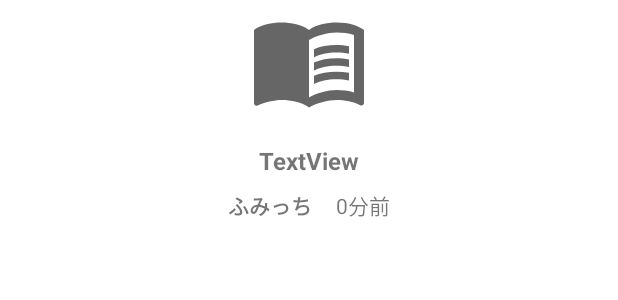
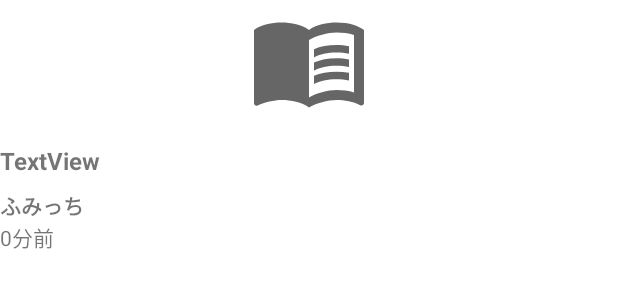
Before and after one commit to fummicc1-lit/BookShelf_LA, an Android app: the layout item_book_list.xml on its own in the app's theme, with its tools: preview values and no code run, on a phone screen of 412 x 824 dp. Shown: the top 300 px of the screen. Run offline under Robolectric (Android 15) with nearby library versions, the phone set to English and light mode, and no system bars.

Commit message:
fix: BookListLayout.

```diff
--- a/app/src/main/java/dev/fummicc1/lit/bookshelf/views/BookListAdapter.kt
+++ b/app/src/main/java/dev/fummicc1/lit/bookshelf/views/BookListAdapter.kt
@@ -47,7 +47,7 @@ class BookListAdapter(
         val timeText: String
         if (hour > 0 && hour < 24) {
             timeText = "${hour}時間前"
-        } else if (minute >= 0 && minute < 60) {
+        } else if (minute < 60) {
             timeText = "${minute}分前"
         } else {
             timeText = DateFormat.getDateInstance().format(book.updatedAt)
--- a/app/src/main/res/layout/item_book_list.xml
+++ b/app/src/main/res/layout/item_book_list.xml
@@ -7,32 +7,35 @@
 
     <ImageView
         android:id="@+id/iconImageView"
-        android:layout_width="wrap_content"
+        android:layout_width="0dp"
         android:layout_height="wrap_content"
+        android:scaleType="fitCenter"
         app:layout_constraintEnd_toEndOf="parent"
+        app:layout_constraintHorizontal_bias="0.0"
         app:layout_constraintStart_toStartOf="parent"
         app:layout_constraintTop_toTopOf="parent"
         app:srcCompat="@drawable/ic_baseline_menu_book_24" />
 
     <TextView
         android:id="@+id/titleTextView"
-        android:layout_width="wrap_content"
+        android:layout_width="0dp"
         android:layout_height="wrap_content"
         android:layout_marginTop="16dp"
         android:text="TextView"
         android:textSize="16sp"
         android:textStyle="bold"
-        app:layout_constraintEnd_toEndOf="@+id/iconImageView"
-        app:layout_constraintStart_toStartOf="@+id/iconImageView"
+        app:layout_constraintEnd_toEndOf="parent"
+        app:layout_constraintStart_toStartOf="parent"
         app:layout_constraintTop_toBottomOf="@+id/iconImageView" />
 
     <LinearLayout
-        android:layout_width="wrap_content"
+        android:layout_width="0dp"
         android:layout_height="wrap_content"
         android:layout_marginTop="8dp"
-        android:orientation="horizontal"
-        app:layout_constraintEnd_toEndOf="@+id/iconImageView"
-        app:layout_constraintStart_toStartOf="@+id/iconImageView"
+        android:orientation="vertical"
+        app:layout_constraintBottom_toBottomOf="parent"
+        app:layout_constraintEnd_toEndOf="parent"
+        app:layout_constraintStart_toStartOf="parent"
         app:layout_constraintTop_toBottomOf="@+id/titleTextView">
 
         <TextView
@@ -42,15 +45,14 @@
             android:text="ふみっち"
             android:textStyle="bold" />
 
-        <View
-            android:id="@+id/view"
-            android:layout_width="16dp"
-            android:layout_height="match_parent" />
-
         <TextView
             android:id="@+id/timeTextView"
             android:layout_width="wrap_content"
-            android:layout_height="match_parent"
+            android:layout_height="wrap_content"
+            android:lines="1"
+            android:maxLines="1"
             android:text="0分前" />
+
     </LinearLayout>
+
 </androidx.constraintlayout.widget.ConstraintLayout>
--- /dev/null
+++ b/app/src/main/res/xml/searchable.xml
@@ -0,0 +1,4 @@
+<?xml version="1.0" encoding="utf-8"?>
+<PreferenceScreen xmlns:android="http://schemas.android.com/apk/res/android">
+
+</PreferenceScreen>
```
Also changed, not shown: app/src/main/AndroidManifest.xml (+9 -1 lines), app/src/main/java/dev/fummicc1/lit/bookshelf/activities/BookSearchActivity.kt (added, +14 -0 lines), app/src/main/res/layout/activity_book_search.xml (added, +9 -0 lines).
